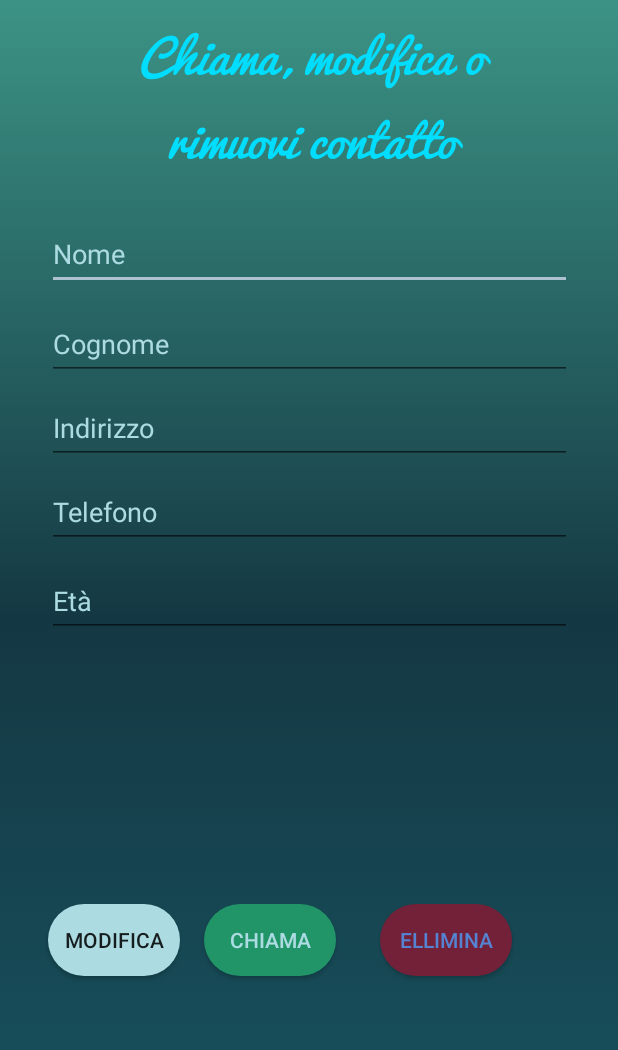
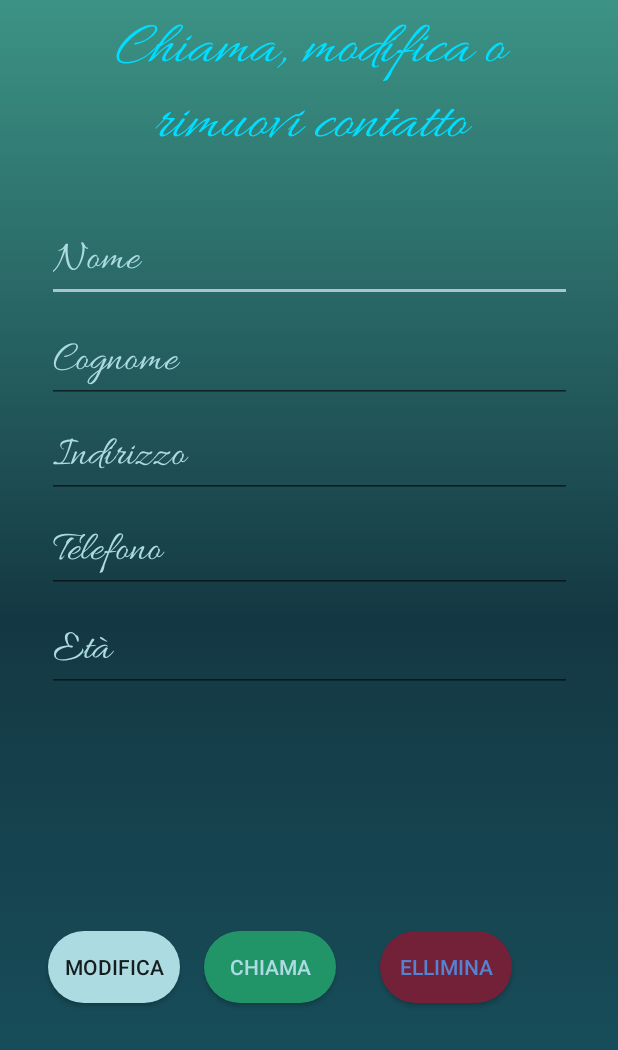
Before and after one commit to LucianAlexander/PhoneBook, an Android app: the ViewContatto screen opened directly, with no data from a screen before it, on a phone screen of 412 x 824 dp. Shown: the top 1050 px of the screen. Run offline under Robolectric (Android 15) with nearby library versions, the phone set to English and light mode, and no system bars; our stand-ins replace Volley.

Commit message:
First Upload

```diff
--- a/app/src/main/java/com/example/lux/phonebook/MainActivity.java
+++ b/app/src/main/java/com/example/lux/phonebook/MainActivity.java
@@ -68,7 +68,7 @@ public class MainActivity extends AppCompatActivity {
                                     Intent intent = new Intent(MainActivity.this, listaPersone.class);
                                     intent.putExtra("json", JSON_STRING);
                                     MainActivity.this.startActivity(intent);
-
+                                    finishAfterTransition();
 
                                 } else {
                                     spinn.setVisibility(View.GONE);
@@ -118,6 +118,7 @@ public class MainActivity extends AppCompatActivity {
                                     todata.putExtra("json", JSON_STRING);
                                     MainActivity.this.startActivity(todata);
                                     spinn.setVisibility(View.GONE);
+                                    finishAfterTransition();
                                 } else {
                                     spinn.setVisibility(View.GONE);
                                     AlertDialog.Builder builder = new AlertDialog.Builder((MainActivity.this));
--- a/app/src/main/java/com/example/lux/phonebook/ViewContatto.java
+++ b/app/src/main/java/com/example/lux/phonebook/ViewContatto.java
@@ -144,7 +144,7 @@ public class ViewContatto extends AppCompatActivity {
                                 } else {
                                     pb.setVisibility(View.GONE);
                                     AlertDialog.Builder builder = new AlertDialog.Builder((ViewContatto.this));
-                                    builder.setMessage("Qualcosa è andata male")
+                                    builder.setMessage("Attenzione, Il numero di telefono deve essere unico!")
                                             .create()
                                             .show();
 
--- a/app/src/main/res/layout/activity_view_contatto.xml
+++ b/app/src/main/res/layout/activity_view_contatto.xml
@@ -10,13 +10,15 @@
     <EditText
         android:id="@+id/etName"
         android:layout_width="350dp"
-        android:layout_height="47dp"
+        android:layout_height="55dp"
         android:layout_marginEnd="8dp"
         android:layout_marginStart="8dp"
         android:layout_marginTop="8dp"
         android:ems="10"
         android:hint="@string/nome"
         android:inputType="text"
+        android:fontFamily="@font/allura"
+        android:textSize="28sp"
         android:textColor="@color/colorText"
         android:textColorHint="@color/colorHint"
         app:layout_constraintEnd_toEndOf="parent"
@@ -26,12 +28,14 @@
     <EditText
         android:id="@+id/etCognome"
         android:layout_width="350dp"
-        android:layout_height="48dp"
+        android:layout_height="55dp"
         android:layout_marginEnd="8dp"
         android:layout_marginStart="8dp"
         android:layout_marginTop="12dp"
         android:ems="10"
         android:hint="@string/cognome"
+        android:fontFamily="@font/allura"
+        android:textSize="28sp"
         android:textColorHint="@color/colorHint"
         android:inputType="text"
         android:textColor="@color/colorText"
@@ -42,12 +46,14 @@
     <EditText
         android:id="@+id/etIndir"
         android:layout_width="350dp"
-        android:layout_height="48dp"
+        android:layout_height="55dp"
         android:layout_marginEnd="8dp"
         android:layout_marginStart="8dp"
         android:layout_marginTop="8dp"
         android:ems="10"
         android:hint="@string/indirizzo"
+        android:fontFamily="@font/allura"
+        android:textSize="28sp"
         android:textColorHint="@color/colorHint"
         android:inputType="text"
         android:textColor="@color/colorText"
@@ -58,12 +64,14 @@
     <EditText
         android:id="@+id/etTel"
         android:layout_width="350dp"
-        android:layout_height="48dp"
+        android:layout_height="55dp"
         android:layout_marginEnd="8dp"
         android:layout_marginStart="8dp"
         android:layout_marginTop="8dp"
         android:ems="10"
         android:hint="@string/telefono"
+        android:fontFamily="@font/allura"
+        android:textSize="28sp"
         android:textColorHint="@color/colorHint"
         android:textColor="@color/colorText"
         app:layout_constraintEnd_toEndOf="parent"
@@ -74,13 +82,15 @@
     <EditText
         android:id="@+id/et_Eta"
         android:layout_width="350dp"
-        android:layout_height="48dp"
+        android:layout_height="55dp"
         android:layout_marginBottom="8dp"
         android:layout_marginEnd="8dp"
         android:layout_marginStart="8dp"
         android:layout_marginTop="8dp"
         android:ems="10"
         android:hint="@string/et"
+        android:fontFamily="@font/allura"
+        android:textSize="28sp"
         android:inputType="numberDecimal"
         android:textColor="@color/colorText"
         android:textColorHint="@color/colorHint"
@@ -97,11 +107,11 @@
         android:layout_marginEnd="8dp"
         android:layout_marginStart="8dp"
         android:layout_marginTop="8dp"
-        android:fontFamily="@font/pacifico"
+        android:fontFamily="@font/allura"
         android:text="@string/chiama_modifica_o_rimuovi_contatto"
         android:textAlignment="center"
         android:textColor="@android:color/holo_blue_bright"
-        android:textSize="30sp"
+        android:textSize="40sp"
         android:textStyle="italic"
         app:layout_constraintEnd_toEndOf="parent"
         app:layout_constraintStart_toStartOf="parent"
--- a/app/src/main/res/values/strings.xml
+++ b/app/src/main/res/values/strings.xml
@@ -21,7 +21,7 @@
     <string name="logo2">Logo</string>
     <string name="prenume">Prenume</string>
     <string name="seleziona_per_modificare_elliminare_o_chiamare">Seleziona per modificare, elliminare o chiamare</string>
-    <string name="inserisci_nuovo_contatto">Inserisci nuovo contatto</string>
+    <string name="Inserisci_Nuovo_Contatto">Inserisci nuovo contatto</string>
     <string name="ellimina">Ellimina</string>
     <string name="chiama_modifica_o_rimuovi_contatto">Chiama, modifica o rimuovi contatto</string>
     <string name="modifica">Modifica</string>
```
Also changed, not shown: app/src/main/res/layout/activity_lista_persone.xml (+13 -15 lines), app/src/main/res/layout/activity_main.xml (+15 -13 lines), app/src/main/res/layout/raw_person.xml (+10 -10 lines).
